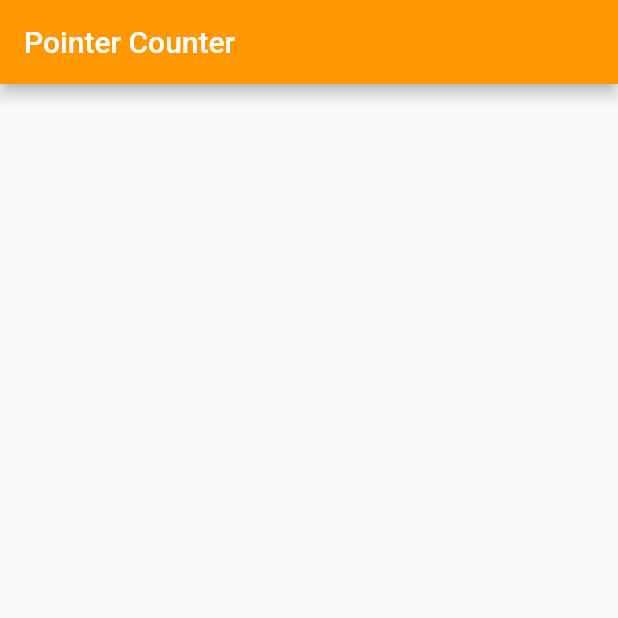
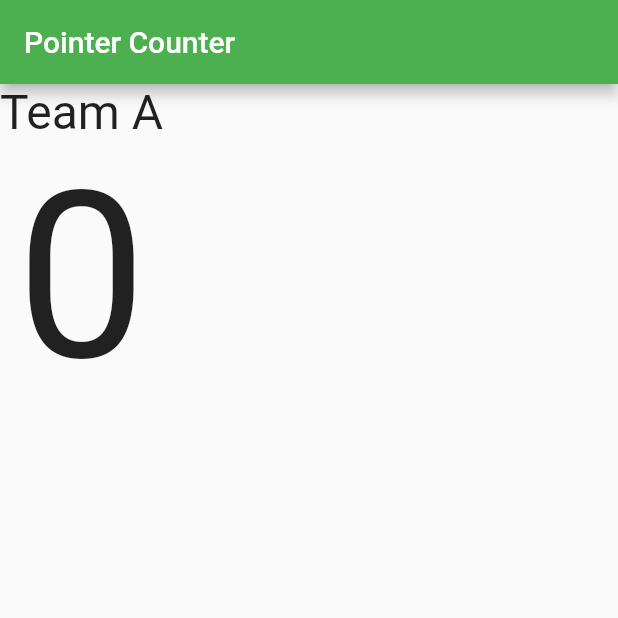
Before and after one commit to MOoRoshdy/FLUTTER_PROJECTS_APP, a Flutter app: the screen it shows after launch, on a phone screen of 412 x 824 dp, the top half of it. Run offline on Flutter 3.47's test engine with Material 2 defaults, Android fonts, the phone set to English and light mode, and no system bars.

Commit message:
create text in column widget

```diff
--- a/basketball/lib/main.dart
+++ b/basketball/lib/main.dart
@@ -13,8 +13,20 @@ class BasketBall extends StatelessWidget {
       debugShowCheckedModeBanner: false,
       home: Scaffold(
         appBar: AppBar(
-          backgroundColor: Colors.orange,
+          backgroundColor: Colors.green,
           title: Text('Pointer Counter'),
+        ),
+        body: Column(
+          children: [
+            Text(
+              'Team A',
+              style: TextStyle(fontSize: 32),
+            ),
+            Text(
+              '0',
+              style: TextStyle(fontSize: 155),
+            )
+          ],
         ),
       ),
     );
```
